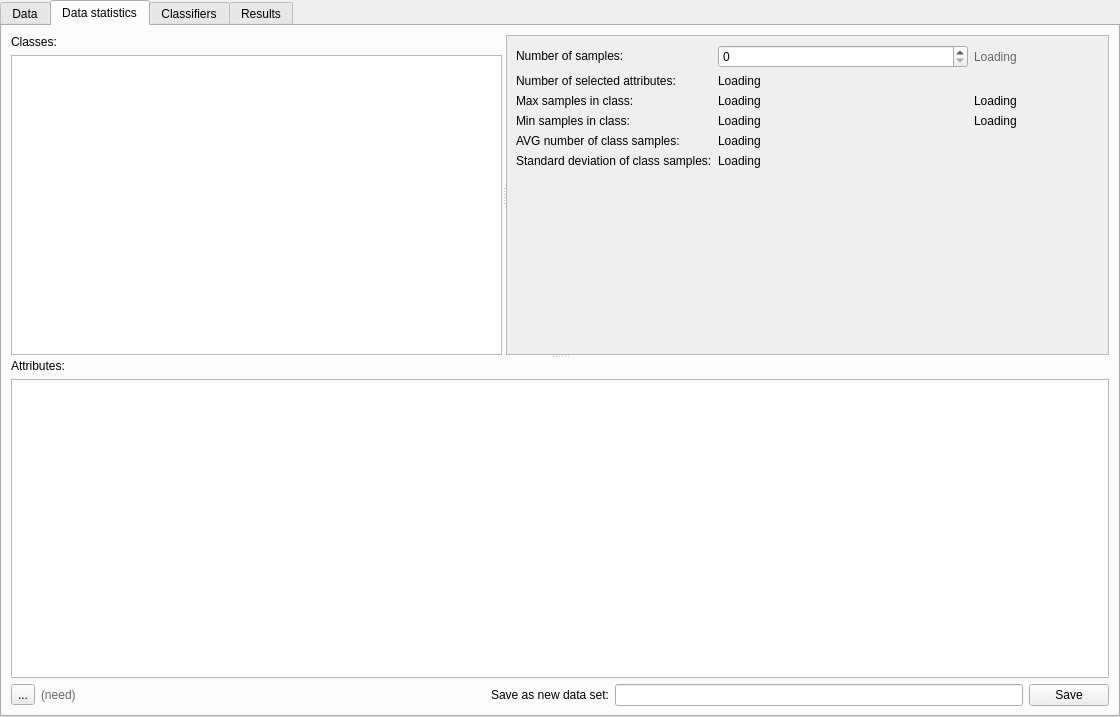
mdocekal/ClassMark, file classmark/ui/templates/experiment.ui: the form before one commit.
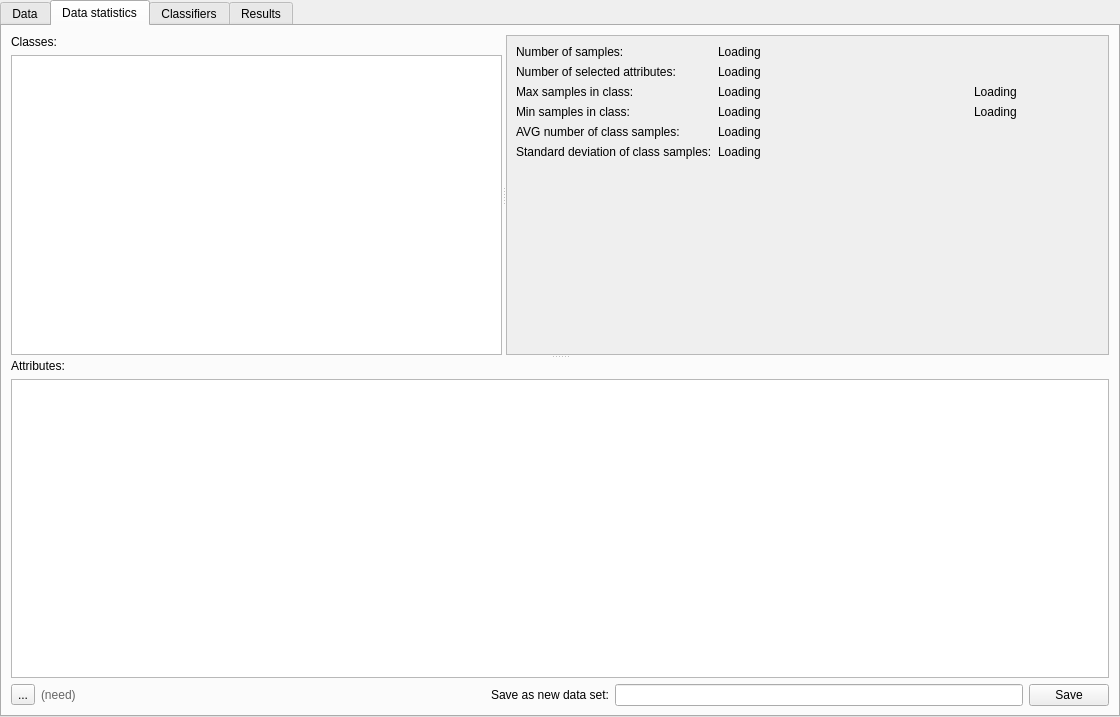
The form after the commit. The open tabs and pages were chosen to show the change. Icons and pictures are not drawn.

```diff
--- a/classmark/ui/templates/experiment.ui
+++ b/classmark/ui/templates/experiment.ui
@@ -546,8 +546,8 @@
                     <rect>
                      <x>0</x>
                      <y>0</y>
-                     <width>571</width>
-                     <height>137</height>
+                     <width>649</width>
+                     <height>162</height>
                     </rect>
                    </property>
                    <property name="sizePolicy">
@@ -620,16 +620,6 @@
                       </property>
                      </widget>
                     </item>
-                    <item row="0" column="3">
-                     <widget class="QLabel" name="numOfSamplesLabel">
-                      <property name="styleSheet">
-                       <string notr="true">color: #666</string>
-                      </property>
-                      <property name="text">
-                       <string>Loading</string>
-                      </property>
-                     </widget>
-                    </item>
                     <item row="2" column="3">
                      <widget class="QLabel" name="classWithMaxSamplesLabel">
                       <property name="text">
@@ -650,9 +640,6 @@
                       </property>
                      </widget>
                     </item>
-                    <item row="0" column="1" colspan="2">
-                     <widget class="QSpinBox" name="numOfSamplesSpinBox"/>
-                    </item>
                     <item row="4" column="0">
                      <widget class="QLabel" name="label_13">
                       <property name="text">
@@ -703,6 +690,16 @@
                       </property>
                      </widget>
                     </item>
+                    <item row="0" column="1" colspan="3">
+                     <widget class="QLabel" name="numOfSamplesLabel">
+                      <property name="styleSheet">
+                       <string notr="true"/>
+                      </property>
+                      <property name="text">
+                       <string>Loading</string>
+                      </property>
+                     </widget>
+                    </item>
                    </layout>
                   </widget>
                  </widget>
```
Left out of the diff: 19 changed lines with no effect on the pictures.
